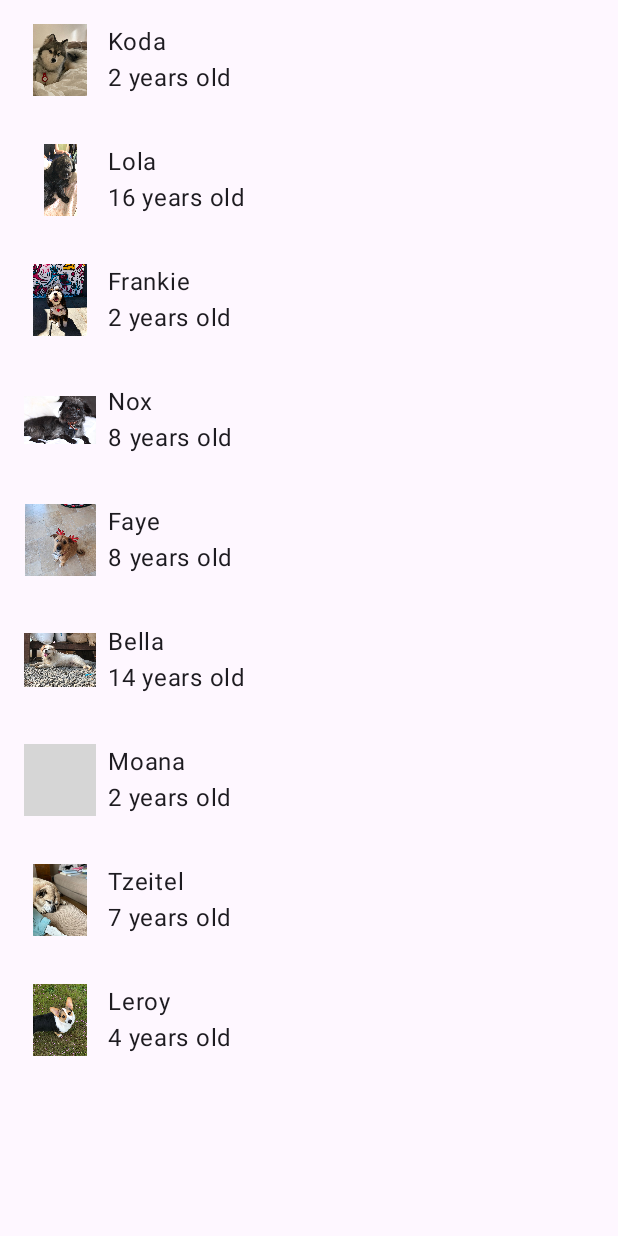
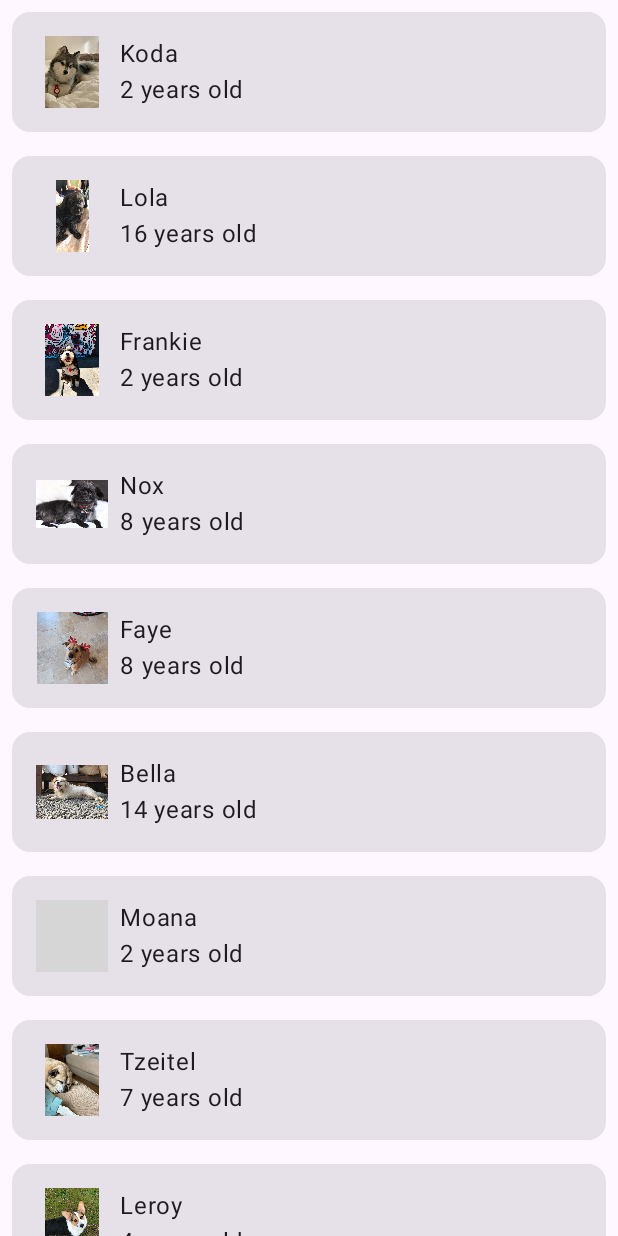
Before and after one commit to dadothetato/woof_app, an Android app built with Jetpack Compose: the screen it shows after launch (MainActivity), on a phone screen of 412 x 824 dp. Run offline under Robolectric (Android 15) with nearby library versions, the phone set to English and light mode, and no system bars; grey boxes are pictures that could not be loaded.

Commit message:
Wrapped each DogItem in a Card to make it more visually appealing.

```diff
--- a/app/src/main/java/com/example/woof/MainActivity.kt
+++ b/app/src/main/java/com/example/woof/MainActivity.kt
@@ -30,6 +30,7 @@ import androidx.compose.foundation.layout.padding
 import androidx.compose.foundation.layout.size
 import androidx.compose.foundation.lazy.LazyColumn
 import androidx.compose.foundation.lazy.items
+import androidx.compose.material3.Card
 import androidx.compose.material3.Surface
 import androidx.compose.material3.Text
 import androidx.compose.runtime.Composable
@@ -65,7 +66,10 @@ class MainActivity : ComponentActivity() {
 fun WoofApp() {
     LazyColumn {
         items(dogs) {
-            DogItem(dog = it)
+            DogItem(
+                dog = it,
+                modifier = Modifier.padding(dimensionResource(R.dimen.padding_small))
+            )
         }
     }
 }
@@ -81,13 +85,15 @@ fun DogItem(
     dog: Dog,
     modifier: Modifier = Modifier
 ) {
+    Card(modifier = modifier) {
         Row(
-        modifier = modifier
+            modifier = Modifier
                 .fillMaxWidth()
                 .padding(dimensionResource(R.dimen.padding_small))
         ) {
             DogIcon(dog.imageResourceId)
             DogInformation(dog.name, dog.age)
+        }
     }
 }
 
```
Lines whose indentation alone changed are shown as unchanged.
